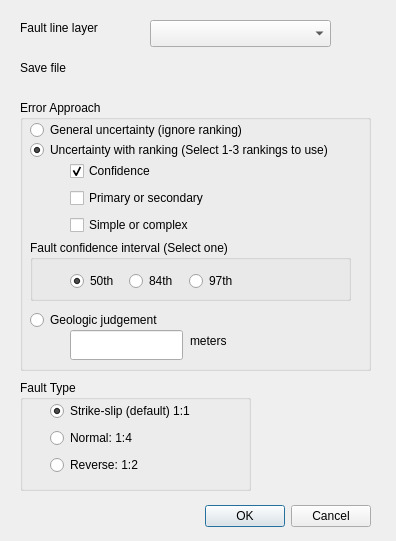
Old version of the form FaultBufferTool_dialog_base.ui in the repository Raswanth-Prasath/faultbuffertool.
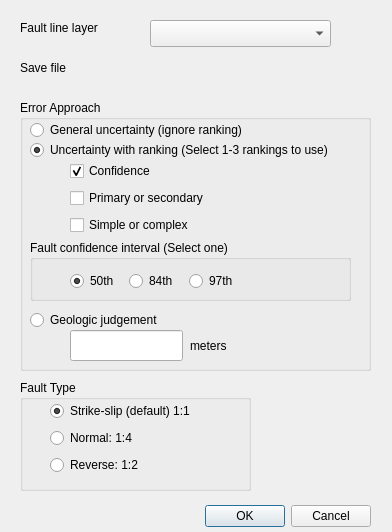
New version of the form. Custom widgets are drawn as their Qt base class.

What changed in the file:
```diff
--- a/FaultBufferTool_dialog_base.ui
+++ b/FaultBufferTool_dialog_base.ui
@@ -6,8 +6,8 @@
    <rect>
     <x>0</x>
     <y>0</y>
-    <width>396</width>
-    <height>541</height>
+    <width>392</width>
+    <height>532</height>
    </rect>
   </property>
   <property name="windowTitle">
@@ -214,7 +214,7 @@
       <x>50</x>
       <y>230</y>
       <width>113</width>
-      <height>30</height>
+      <height>31</height>
      </rect>
     </property>
    </widget>
@@ -237,7 +237,7 @@
       <x>170</x>
       <y>230</y>
       <width>55</width>
-      <height>21</height>
+      <height>31</height>
      </rect>
     </property>
     <property name="text">
```
Left out of the diff: 5 changed lines with no effect on the pictures.
